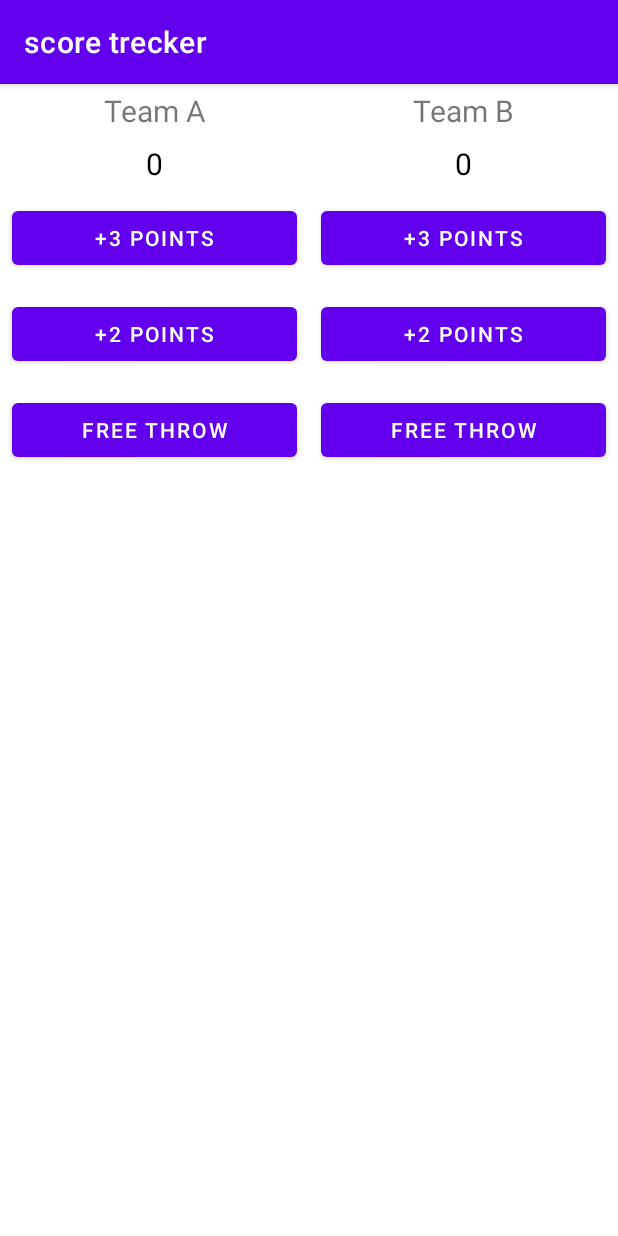
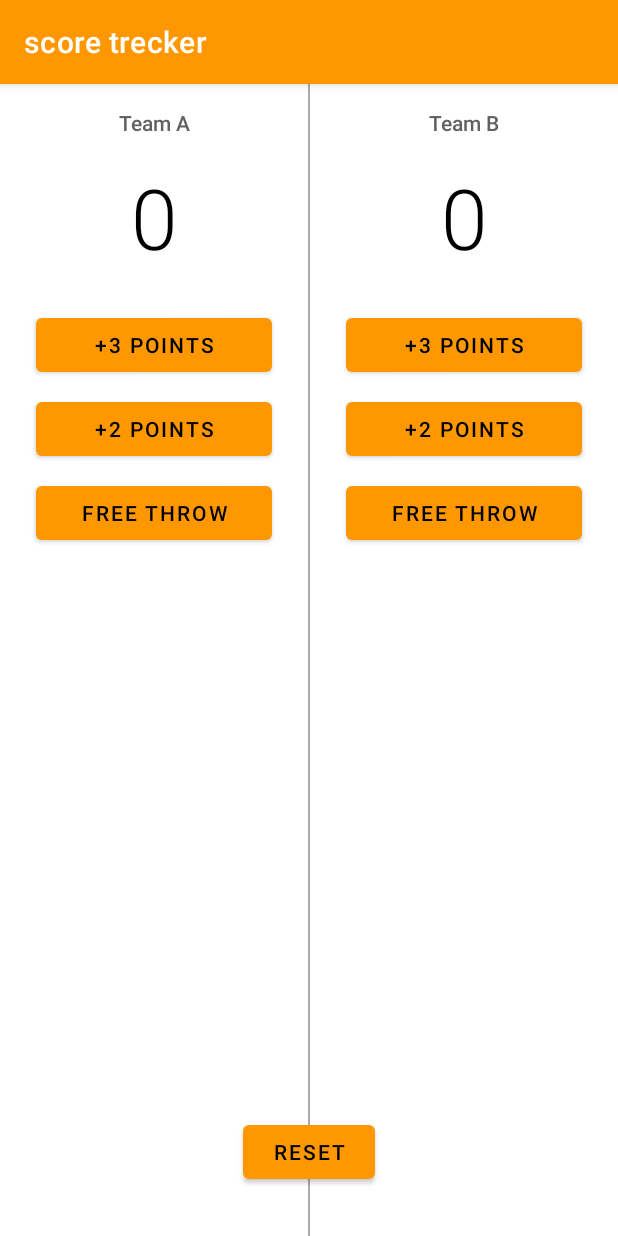
Before and after one commit to notreyns/simple-score-trecker, an Android app: the screen it shows after launch (MainActivity), on a phone screen of 412 x 824 dp. Run offline under Robolectric (Android 15) with nearby library versions, the phone set to English and light mode, and no system bars.

Commit message:
styling completed

```diff
--- a/app/src/main/java/com/example/scoretrecker/MainActivity.java
+++ b/app/src/main/java/com/example/scoretrecker/MainActivity.java
@@ -48,5 +48,11 @@ public class MainActivity extends AppCompatActivity {
         TextView scoreView = (TextView) findViewById(R.id.team_b_score);
         scoreView.setText(String.valueOf(score));
     }
+    public void reset(View view){
+        totalA=0;
+        totalB=0;
+        displayForTeamA(totalA);
+        displayForTeamB(totalB);
+    }
 
 }
--- a/app/src/main/res/layout/activity_main.xml
+++ b/app/src/main/res/layout/activity_main.xml
@@ -5,103 +5,152 @@
     android:layout_width="match_parent"
     android:layout_height="match_parent"
     tools:context=".MainActivity">
+
+    <RelativeLayout
+        android:layout_width="match_parent"
+        android:layout_height="match_parent">
+
         <LinearLayout
             android:layout_width="match_parent"
             android:layout_height="match_parent"
+            android:layout_alignParentTop="true"
             android:orientation="horizontal">
+
             <LinearLayout
                 android:layout_width="0dp"
                 android:layout_height="match_parent"
-        android:orientation="vertical"
-        android:layout_weight="1">
-        <TextView
-            android:layout_width="match_parent"
-            android:layout_height="wrap_content"
-            android:gravity="center"
-            android:text="Team A"
-            android:padding="4dp"
-            android:textSize="20dp"/>
+                android:layout_weight="1"
+                android:orientation="vertical">
 
                 <TextView
                     android:layout_width="match_parent"
                     android:layout_height="wrap_content"
+                    android:fontFamily="sans-serif-medium"
                     android:gravity="center"
+                    android:paddingTop="16dp"
+                    android:text="Team A"
+                    android:textColor="#616161"
+                    android:textSize="14sp" />
+
+                <TextView
+                    android:id="@+id/team_a_score"
+                    android:layout_width="match_parent"
+                    android:layout_height="wrap_content"
+                    android:fontFamily="sans-serif-light"
+                    android:gravity="center"
+                    android:paddingTop="16dp"
                     android:text="0"
-            android:padding="4dp"
-            android:textSize="20dp"
-            android:textColor="@color/black"
-            android:id="@+id/team_a_score"
-            />
+                    android:textColor="#000000"
+                    android:textSize="56sp" />
 
                 <Button
                     android:layout_width="match_parent"
                     android:layout_height="wrap_content"
+                    android:layout_marginLeft="24dp"
+                    android:layout_marginTop="24dp"
+                    android:layout_marginRight="24dp"
+                    android:onClick="plusThreeA"
                     android:text="+3 points"
-            android:layout_margin="8dp"
-            android:onClick="plusThreeA"/>
+                    android:textColor="@color/black" />
 
                 <Button
                     android:layout_width="match_parent"
                     android:layout_height="wrap_content"
+                    android:layout_marginLeft="24dp"
+                    android:layout_marginTop="8dp"
+                    android:layout_marginRight="24dp"
+                    android:onClick="plusTwoA"
                     android:text="+2 points"
-            android:layout_margin="8dp"
-            android:onClick="plusTwoA"/>
+                    android:textColor="@color/black" />
 
                 <Button
                     android:layout_width="match_parent"
                     android:layout_height="wrap_content"
+                    android:layout_marginLeft="24dp"
+                    android:layout_marginTop="8dp"
+                    android:layout_marginRight="24dp"
+                    android:onClick="plusOneA"
                     android:text="free throw"
-            android:layout_margin="8dp"
-            android:onClick="plusOneA"/>
+                    android:textColor="@color/black" />
 
             </LinearLayout>
+
+            <View
+                android:layout_width="1dp"
+                android:layout_height="match_parent"
+                android:background="@android:color/darker_gray" />
+
             <LinearLayout
                 android:layout_width="0dp"
                 android:layout_height="match_parent"
-        android:orientation="vertical"
-        android:layout_weight="1">
+                android:layout_weight="1"
+                android:orientation="vertical">
 
                 <TextView
                     android:layout_width="match_parent"
                     android:layout_height="wrap_content"
+                    android:fontFamily="sans-serif-medium"
                     android:gravity="center"
+                    android:paddingTop="16dp"
                     android:text="Team B"
-            android:padding="4dp"
-            android:textSize="20dp"/>
+                    android:textColor="#616161"
+                    android:textSize="14sp" />
 
                 <TextView
+                    android:id="@+id/team_b_score"
                     android:layout_width="match_parent"
                     android:layout_height="wrap_content"
+                    android:fontFamily="sans-serif-light"
                     android:gravity="center"
+                    android:paddingTop="16dp"
                     android:text="0"
-            android:padding="4dp"
-            android:textSize="20dp"
-            android:textColor="@color/black"
-            android:id="@+id/team_b_score"
-            />
+                    android:textColor="#000000"
+
+                    android:textSize="56sp" />
 
                 <Button
                     android:layout_width="match_parent"
                     android:layout_height="wrap_content"
+                    android:layout_marginLeft="24dp"
+                    android:layout_marginTop="24dp"
+                    android:layout_marginRight="24dp"
+                    android:onClick="plusThreeB"
                     android:text="+3 points"
-            android:layout_margin="8dp"
-            android:onClick="plusThreeB"/>
+                    android:textColor="@color/black" />
 
                 <Button
                     android:layout_width="match_parent"
                     android:layout_height="wrap_content"
+                    android:layout_marginLeft="24dp"
+                    android:layout_marginTop="8dp"
+                    android:layout_marginRight="24dp"
+                    android:onClick="plusTwoB"
                     android:text="+2 points"
-            android:layout_margin="8dp"
-            android:onClick="plusTwoB"/>
+                    android:textColor="@color/black" />
 
                 <Button
                     android:layout_width="match_parent"
                     android:layout_height="wrap_content"
+                    android:layout_marginLeft="24dp"
+                    android:layout_marginTop="8dp"
+                    android:layout_marginRight="24dp"
+                    android:onClick="plusOneB"
                     android:text="free throw"
-            android:layout_margin="8dp"
-            android:onClick="plusOneB"/>
+                    android:textColor="@color/black" />
 
             </LinearLayout>
         </LinearLayout>
 
+        <Button
+            android:layout_width="wrap_content"
+            android:layout_height="wrap_content"
+            android:layout_alignParentBottom="true"
+            android:layout_centerHorizontal="true"
+            android:layout_marginBottom="32dp"
+            android:onClick="reset"
+            android:text="Reset"
+            android:textColor="@color/black" />
+    </RelativeLayout>
+
+
 </androidx.constraintlayout.widget.ConstraintLayout>
--- a/app/src/main/res/values/themes.xml
+++ b/app/src/main/res/values/themes.xml
@@ -2,15 +2,18 @@
     <!-- Base application theme. -->
     <style name="Theme.ScoreTrecker" parent="Theme.MaterialComponents.DayNight.DarkActionBar">
         <!-- Primary brand color. -->
-        <item name="colorPrimary">@color/purple_500</item>
+        <item name="colorPrimary">#FF9800</item>
         <item name="colorPrimaryVariant">@color/purple_700</item>
         <item name="colorOnPrimary">@color/white</item>
         <!-- Secondary brand color. -->
         <item name="colorSecondary">@color/teal_200</item>
         <item name="colorSecondaryVariant">@color/teal_700</item>
         <item name="colorOnSecondary">@color/black</item>
+        <item name="colorButtonNormal">#FF9800</item>
         <!-- Status bar color. -->
         <item name="android:statusBarColor" tools:targetApi="l">?attr/colorPrimaryVariant</item>
         <!-- Customize your theme here. -->
     </style>
+
+
 </resources>
```
Lines whose indentation alone changed are shown as unchanged.
